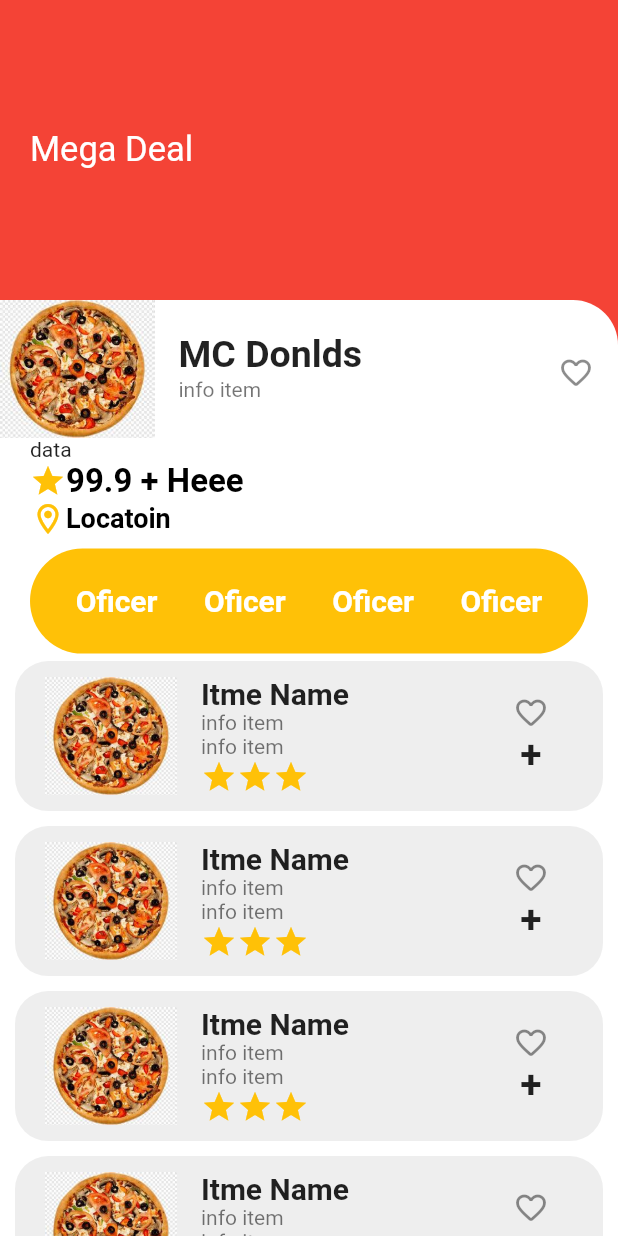
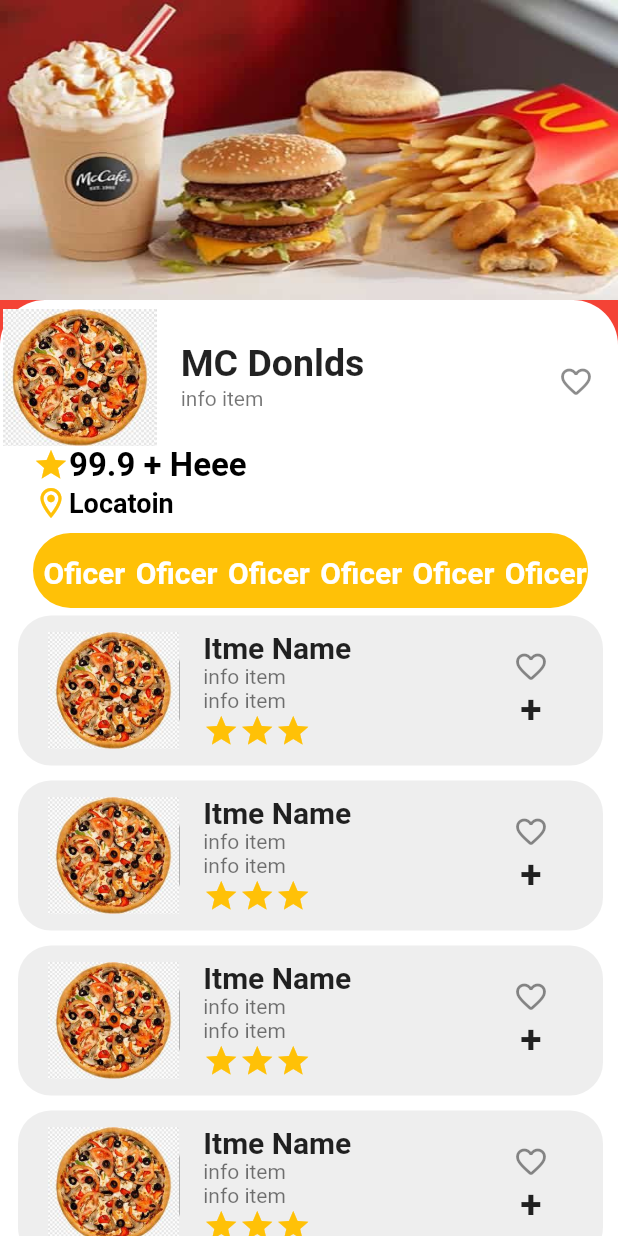
Before and after one commit to m-maqshm/restrins, a Flutter app: the Scan screen opened directly, on a phone screen of 412 x 824 dp. Run offline on Flutter 3.47's test engine with Material 2 defaults, Android fonts, the light colour scheme and no system bars.

Commit message:
edet first and  secand Page

```diff
--- a/lib/main.dart
+++ b/lib/main.dart
@@ -14,6 +14,6 @@
   @override
   Widget build(BuildContext context) {
     return MaterialApp(
-      home: thardpage(),
+      home: Scan(),
 
     );}}
--- a/lib/scanpage.dart
+++ b/lib/scanpage.dart
@@ -13,22 +13,14 @@
             children: [
               Container(
                 height: 200,
-                child: Row(
-                  mainAxisAlignment: MainAxisAlignment.spaceBetween,
-                  children: [
-                    Container(
-                      margin: EdgeInsets.all(20),
-                      child: Text("Mega Deal",style: TextStyle(fontSize: 23,color: Colors.white),),
-                    ),
-                    // SizedBox(
-                    //     child: Image.asset(
-                    //       "assets/images/ss.jpeg",
-                    //       fit: BoxFit.fill,
-                    //     )),
-                  ],
-                ),
+                width: double.infinity,
+                child: Image.asset('assets/images/McDonalds-Inteligencia-Artificial.jpg',fit: BoxFit.fill,)
+
+
+                ,
               ),
               Container(
+                padding: EdgeInsets.only(left: 2,top: 6),
                 width: double.infinity,
                 height: MediaQuery.of(context).size.height,
                 decoration: BoxDecoration(
@@ -43,6 +35,7 @@
                       Expanded(flex: 1,child: Container(
 
                           decoration: BoxDecoration(
+                            // shape: BoxShape.circle,
                               borderRadius: BorderRadius.circular(20),
                               color: Colors.black
                           ),
@@ -120,7 +113,6 @@
                       child: Column(
                         crossAxisAlignment: CrossAxisAlignment.start,
                         children: [
-                          Text("data",textAlign: TextAlign.start),
                           Row(children: [
                             Icon(Icons.star,color: Colors.amber,),
                             Text("99.9 + ",style: TextStyle(fontWeight: FontWeight.bold,fontSize: 22,color: Colors.black),),
@@ -135,24 +127,20 @@
                           ],),
                        SizedBox(height: 8,),
                        Container(
-                         width: 500,
-                         height: 70,
-                           // margin: EdgeInsets.all(15),
-                           padding: EdgeInsets.all(15),
+                         height: 50,
+                           padding: EdgeInsets.only(top: 15),
+                           width: double.infinity,
                            decoration: BoxDecoration(
                              borderRadius: BorderRadius.circular(40),
                              color: Colors.amber
                            ),
-                           child: Row(
-                             mainAxisAlignment: MainAxisAlignment.spaceAround,
-                             crossAxisAlignment: CrossAxisAlignment.center,
-                             children: [
-                               Text("Oficer",style: TextStyle(fontWeight: FontWeight.bold,fontSize: 20,color: Colors.white)),
-                               Text("Oficer",style: TextStyle(fontWeight: FontWeight.bold,fontSize: 20,color: Colors.white)),
-                               Text("Oficer",style: TextStyle(fontWeight: FontWeight.bold,fontSize: 20,color: Colors.white)),
-                               Text("Oficer",style: TextStyle(fontWeight: FontWeight.bold,fontSize: 20,color: Colors.white)),
-                             ],
-                           )),
+                           child: ListView.builder(
+
+                             scrollDirection: Axis.horizontal,
+                             itemCount: 6,
+                             itemBuilder: (context, index) {
+                               return  Container(margin: EdgeInsets.only(left: 7) ,child: Text("Oficer",style: TextStyle(fontWeight: FontWeight.bold,fontSize: 20,color: Colors.white)));
+                             },)),
                         ],
                       )),
                   Expanded(
```
Also changed, not shown: lib/homeScri.dart (+15 -8 lines), assets/images/McDonalds-Inteligencia-Artificial.jpg (added), assets/images/mcan.jpeg (added), 2 other files.
